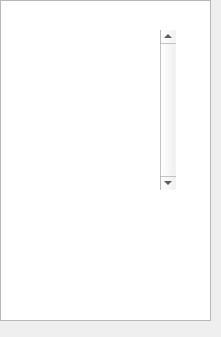
xyz1001/QtToolKit, file tools/Selector/drop_down_list.ui: the form before one commit.
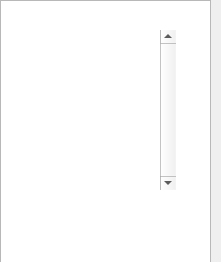
The form after the commit.

Diff of the .ui file:
```diff
--- a/tools/Selector/drop_down_list.ui
+++ b/tools/Selector/drop_down_list.ui
@@ -7,7 +7,7 @@
     <x>0</x>
     <y>0</y>
     <width>221</width>
-    <height>337</height>
+    <height>262</height>
    </rect>
   </property>
   <property name="windowTitle">
```
